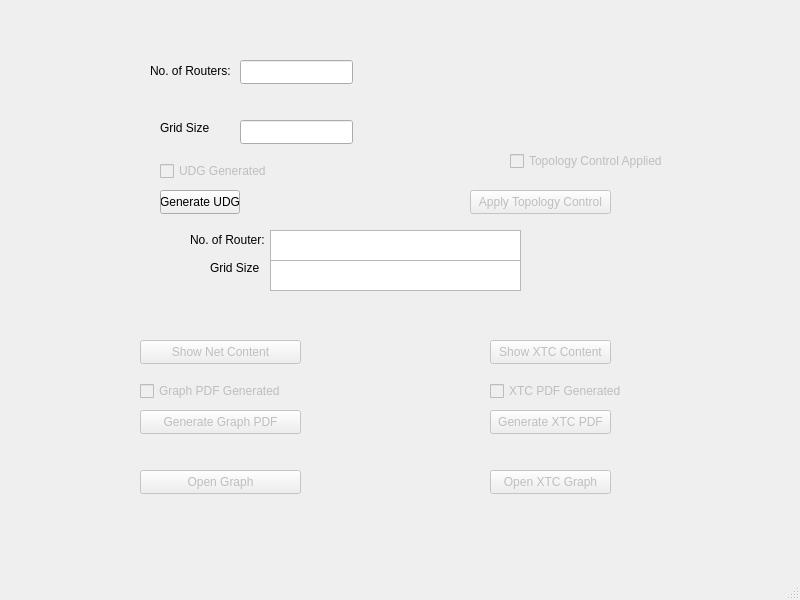
Old version of the form mainwindow.ui in the repository codingInEME/Wireless-Network-Topology.
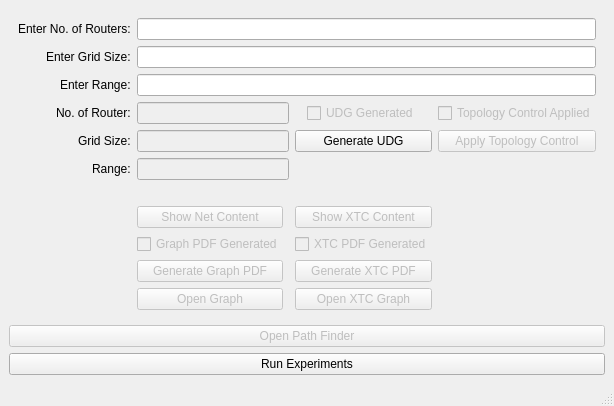
New version of the form.

Patch:
```diff
--- a/mainwindow.ui
+++ b/mainwindow.ui
@@ -6,146 +6,125 @@
    <rect>
     <x>0</x>
     <y>0</y>
-    <width>800</width>
-    <height>600</height>
+    <width>594</width>
+    <height>401</height>
    </rect>
   </property>
   <property name="windowTitle">
    <string>MainWindow</string>
   </property>
   <widget class="QWidget" name="centralwidget">
-   <widget class="QLabel" name="label">
-    <property name="geometry">
-     <rect>
-      <x>150</x>
-      <y>20</y>
-      <width>181</width>
-      <height>101</height>
-     </rect>
+   <layout class="QGridLayout" name="gridLayout_2">
+    <item row="1" column="0">
+     <widget class="QPushButton" name="open_path_window">
+      <property name="enabled">
+       <bool>false</bool>
     </property>
     <property name="text">
-     <string>No. of Routers:</string>
-    </property>
-   </widget>
-   <widget class="QLabel" name="label_2">
-    <property name="geometry">
-     <rect>
-      <x>190</x>
-      <y>230</y>
-      <width>81</width>
-      <height>20</height>
-     </rect>
+       <string>Open Path Finder</string>
+      </property>
+     </widget>
+    </item>
+    <item row="0" column="0">
+     <widget class="QFrame" name="gridFrame">
+      <layout class="QGridLayout" name="gridLayout">
+       <item row="3" column="3" alignment="Qt::AlignHCenter">
+        <widget class="QCheckBox" name="udg_check">
+         <property name="enabled">
+          <bool>false</bool>
     </property>
     <property name="text">
-     <string>No. of Router:</string>
-    </property>
-   </widget>
+          <string>UDG Generated</string>
+         </property>
+         <property name="checkable">
+          <bool>false</bool>
+         </property>
+        </widget>
+       </item>
+       <item row="0" column="1" colspan="4">
    <widget class="QLineEdit" name="routerInput">
-    <property name="geometry">
-     <rect>
-      <x>240</x>
-      <y>60</y>
-      <width>113</width>
-      <height>24</height>
-     </rect>
-    </property>
-   </widget>
-   <widget class="QPushButton" name="apply_button">
+         <property name="inputMethodHints">
+          <set>Qt::ImhDigitsOnly</set>
+         </property>
+        </widget>
+       </item>
+       <item row="3" column="1" colspan="2">
+        <widget class="QLineEdit" name="routerOutput">
     <property name="enabled">
      <bool>false</bool>
     </property>
-    <property name="geometry">
-     <rect>
-      <x>470</x>
-      <y>190</y>
-      <width>141</width>
-      <height>24</height>
-     </rect>
-    </property>
+         <property name="readOnly">
+          <bool>true</bool>
+         </property>
+        </widget>
+       </item>
+       <item row="2" column="0" alignment="Qt::AlignRight">
+        <widget class="QLabel" name="label_5">
     <property name="text">
-     <string>Apply Topology Control</string>
-    </property>
-   </widget>
+          <string>Enter Range:</string>
+         </property>
+        </widget>
+       </item>
+       <item row="0" column="0" alignment="Qt::AlignRight">
+        <widget class="QLabel" name="label">
+         <property name="text">
+          <string>Enter No. of Routers:</string>
+         </property>
+        </widget>
+       </item>
+       <item row="7" column="1">
    <widget class="QPushButton" name="show_net_button">
     <property name="enabled">
      <bool>false</bool>
     </property>
-    <property name="geometry">
-     <rect>
-      <x>140</x>
-      <y>340</y>
-      <width>161</width>
-      <height>24</height>
-     </rect>
-    </property>
     <property name="text">
      <string>Show Net Content</string>
     </property>
    </widget>
-   <widget class="QTextEdit" name="routerOutput">
-    <property name="geometry">
-     <rect>
-      <x>270</x>
-      <y>230</y>
-      <width>251</width>
-      <height>31</height>
-     </rect>
+       </item>
+       <item row="1" column="0" alignment="Qt::AlignRight">
+        <widget class="QLabel" name="label_3">
+         <property name="text">
+          <string>Enter Grid Size:</string>
+         </property>
+        </widget>
+       </item>
+       <item row="4" column="0" alignment="Qt::AlignRight">
+        <widget class="QLabel" name="label_4">
+         <property name="text">
+          <string>Grid Size:</string>
+         </property>
+        </widget>
+       </item>
+       <item row="4" column="1" colspan="2">
+        <widget class="QLineEdit" name="gridOutput">
+         <property name="enabled">
+          <bool>false</bool>
     </property>
     <property name="readOnly">
      <bool>true</bool>
     </property>
    </widget>
+       </item>
+       <item row="4" column="3">
    <widget class="QPushButton" name="generateButton">
-    <property name="geometry">
-     <rect>
-      <x>160</x>
-      <y>190</y>
-      <width>80</width>
-      <height>24</height>
-     </rect>
-    </property>
     <property name="text">
      <string>Generate UDG</string>
     </property>
    </widget>
-   <widget class="QTextEdit" name="gridOutput">
-    <property name="geometry">
-     <rect>
-      <x>270</x>
-      <y>260</y>
-      <width>251</width>
-      <height>31</height>
-     </rect>
-    </property>
-    <property name="readOnly">
-     <bool>true</bool>
-    </property>
-   </widget>
-   <widget class="QLabel" name="label_3">
-    <property name="geometry">
-     <rect>
-      <x>160</x>
-      <y>120</y>
-      <width>49</width>
-      <height>16</height>
-     </rect>
-    </property>
-    <property name="text">
-     <string>Grid Size:</string>
-    </property>
-   </widget>
+       </item>
+       <item row="2" column="1" colspan="4">
+        <widget class="QLineEdit" name="rangeInput">
+         <property name="inputMethodHints">
+          <set>Qt::ImhDigitsOnly</set>
+         </property>
+        </widget>
+       </item>
+       <item row="3" column="4" alignment="Qt::AlignHCenter">
    <widget class="QCheckBox" name="top_check">
     <property name="enabled">
      <bool>false</bool>
     </property>
-    <property name="geometry">
-     <rect>
-      <x>510</x>
-      <y>150</y>
-      <width>161</width>
-      <height>22</height>
-     </rect>
-    </property>
     <property name="text">
      <string>Topology Control Applied</string>
     </property>
@@ -153,160 +132,139 @@
      <bool>false</bool>
     </property>
    </widget>
-   <widget class="QLabel" name="label_4">
-    <property name="geometry">
-     <rect>
-      <x>210</x>
-      <y>260</y>
-      <width>49</width>
-      <height>16</height>
-     </rect>
+       </item>
+       <item row="4" column="4">
+        <widget class="QPushButton" name="apply_button">
+         <property name="enabled">
+          <bool>false</bool>
     </property>
     <property name="text">
-     <string>Grid Size:</string>
-    </property>
-   </widget>
-   <widget class="QCheckBox" name="udg_check">
+          <string>Apply Topology Control</string>
+         </property>
+        </widget>
+       </item>
+       <item row="9" column="3">
+        <widget class="QPushButton" name="xtc_pdf_button">
     <property name="enabled">
      <bool>false</bool>
     </property>
-    <property name="geometry">
-     <rect>
-      <x>160</x>
-      <y>160</y>
-      <width>141</width>
-      <height>22</height>
-     </rect>
-    </property>
     <property name="text">
-     <string>UDG Generated</string>
-    </property>
-    <property name="checkable">
+          <string>Generate XTC PDF</string>
+         </property>
+        </widget>
+       </item>
+       <item row="10" column="1">
+        <widget class="QPushButton" name="open_graph_button">
+         <property name="enabled">
      <bool>false</bool>
     </property>
-   </widget>
-   <widget class="QLineEdit" name="gridInput">
-    <property name="geometry">
-     <rect>
-      <x>240</x>
-      <y>120</y>
-      <width>113</width>
-      <height>24</height>
-     </rect>
-    </property>
-   </widget>
+         <property name="text">
+          <string>Open Graph</string>
+         </property>
+        </widget>
+       </item>
+       <item row="5" column="0" alignment="Qt::AlignRight|Qt::AlignVCenter">
+        <widget class="QLabel" name="label_6">
+         <property name="text">
+          <string>Range:</string>
+         </property>
+        </widget>
+       </item>
+       <item row="8" column="3" alignment="Qt::AlignHCenter">
+        <widget class="QCheckBox" name="XTC_pdf_check">
+         <property name="enabled">
+          <bool>false</bool>
+         </property>
+         <property name="text">
+          <string>XTC PDF Generated</string>
+         </property>
+        </widget>
+       </item>
+       <item row="7" column="3">
    <widget class="QPushButton" name="pushButton">
     <property name="enabled">
      <bool>false</bool>
     </property>
-    <property name="geometry">
-     <rect>
-      <x>490</x>
-      <y>340</y>
-      <width>121</width>
-      <height>24</height>
-     </rect>
-    </property>
     <property name="text">
      <string>Show XTC Content</string>
     </property>
    </widget>
+       </item>
+       <item row="9" column="1">
    <widget class="QPushButton" name="graph_pdf_button">
     <property name="enabled">
      <bool>false</bool>
     </property>
-    <property name="geometry">
-     <rect>
-      <x>140</x>
-      <y>410</y>
-      <width>161</width>
-      <height>24</height>
-     </rect>
-    </property>
     <property name="text">
      <string>Generate Graph PDF</string>
     </property>
    </widget>
-   <widget class="QPushButton" name="xtc_pdf_button">
+       </item>
+       <item row="5" column="1" colspan="2">
+        <widget class="QLineEdit" name="rangeOutput">
     <property name="enabled">
      <bool>false</bool>
     </property>
-    <property name="geometry">
-     <rect>
-      <x>490</x>
-      <y>410</y>
-      <width>121</width>
-      <height>24</height>
-     </rect>
-    </property>
-    <property name="text">
-     <string>Generate XTC PDF</string>
-    </property>
-   </widget>
+         <property name="readOnly">
+          <bool>true</bool>
+         </property>
+        </widget>
+       </item>
+       <item row="8" column="1" alignment="Qt::AlignHCenter">
    <widget class="QCheckBox" name="graph_pdf_check">
     <property name="enabled">
      <bool>false</bool>
     </property>
-    <property name="geometry">
-     <rect>
-      <x>140</x>
-      <y>380</y>
-      <width>141</width>
-      <height>22</height>
-     </rect>
-    </property>
     <property name="text">
      <string>Graph PDF Generated</string>
     </property>
    </widget>
-   <widget class="QCheckBox" name="XTC_pdf_check">
-    <property name="enabled">
-     <bool>false</bool>
-    </property>
-    <property name="geometry">
-     <rect>
-      <x>490</x>
-      <y>380</y>
-      <width>141</width>
-      <height>22</height>
-     </rect>
-    </property>
-    <property name="text">
-     <string>XTC PDF Generated</string>
-    </property>
-   </widget>
-   <widget class="QPushButton" name="open_graph_button">
-    <property name="enabled">
-     <bool>false</bool>
-    </property>
-    <property name="geometry">
-     <rect>
-      <x>140</x>
-      <y>470</y>
-      <width>161</width>
-      <height>24</height>
-     </rect>
-    </property>
-    <property name="text">
-     <string>Open Graph</string>
-    </property>
-   </widget>
+       </item>
+       <item row="1" column="1" colspan="4">
+        <widget class="QLineEdit" name="gridInput">
+         <property name="inputMethodHints">
+          <set>Qt::ImhDigitsOnly</set>
+         </property>
+        </widget>
+       </item>
+       <item row="10" column="3">
    <widget class="QPushButton" name="open_xtc_button">
     <property name="enabled">
      <bool>false</bool>
     </property>
-    <property name="geometry">
-     <rect>
-      <x>490</x>
-      <y>470</y>
-      <width>121</width>
-      <height>24</height>
-     </rect>
-    </property>
     <property name="text">
      <string>Open XTC Graph</string>
     </property>
    </widget>
+       </item>
+       <item row="3" column="0" alignment="Qt::AlignRight">
+        <widget class="QLabel" name="label_2">
+         <property name="text">
+          <string>No. of Router:</string>
+         </property>
+        </widget>
+       </item>
+       <item row="6" column="0" colspan="5" alignment="Qt::AlignHCenter">
+        <widget class="QLabel" name="errorLabel">
+         <property name="enabled">
+          <bool>true</bool>
+         </property>
+         <property name="text">
+          <string/>
+         </property>
+        </widget>
+       </item>
+      </layout>
+     </widget>
+    </item>
+    <item row="2" column="0">
+     <widget class="QPushButton" name="experiments_button">
+      <property name="text">
+       <string>Run Experiments</string>
+      </property>
+     </widget>
+    </item>
+   </layout>
   </widget>
   <widget class="QMenuBar" name="menubar">
    <property name="geometry">
```
Left out of the diff: 2 changed lines with no effect on the pictures. Lines whose indentation alone changed are shown as unchanged.
